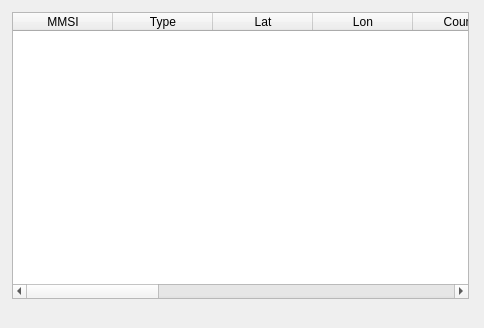
Above: plugins/feature/ais/aisgui.ui from f4exb/sdrangel before the change. Below: the same form after it.
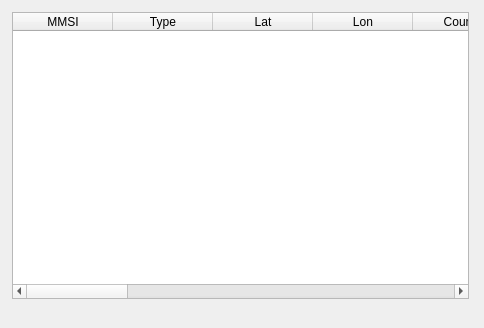
That is the form after the change. Custom widgets are drawn as their Qt base class.

Patch:
```diff
--- a/plugins/feature/ais/aisgui.ui
+++ b/plugins/feature/ais/aisgui.ui
@@ -30,7 +30,6 @@
   </property>
   <property name="font">
    <font>
-    <family>Liberation Sans</family>
     <pointsize>9</pointsize>
    </font>
   </property>
@@ -166,11 +165,40 @@
         <string>Ship Type</string>
        </property>
       </column>
+      <column>
+       <property name="text">
+        <string>Length</string>
+       </property>
+      </column>
       <column>
        <property name="text">
         <string>Destination</string>
        </property>
       </column>
+      <column>
+       <property name="text">
+        <string>Position Updated</string>
+       </property>
+       <property name="toolTip">
+        <string>Time last position was received</string>
+       </property>
+      </column>
+      <column>
+       <property name="text">
+        <string>Updated</string>
+       </property>
+       <property name="toolTip">
+        <string>Time last message was received</string>
+       </property>
+      </column>
+      <column>
+       <property name="text">
+        <string>Messages</string>
+       </property>
+       <property name="toolTip">
+        <string>Number of messages received</string>
+       </property>
+      </column>
      </widget>
     </item>
    </layout>
```
